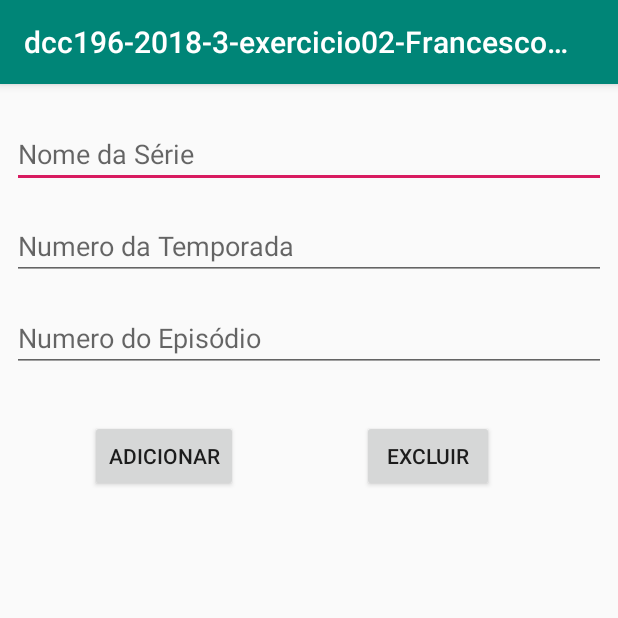
After one commit to ufjf-dcc196/dcc196-2018-3-exercicio02-FrancescoBeghelli, an Android app: the CadastroEpiActivity screen opened directly, with no data from a screen before it, on a phone screen of 412 x 824 dp, the top half of it. The commit adds this screen. Run offline under Robolectric (Android 15) with nearby library versions, the phone set to English and light mode, and no system bars.

Commit message:
Projeto Classes, Contract e Helper criados

```diff
--- a/app/src/main/AndroidManifest.xml
+++ b/app/src/main/AndroidManifest.xml
@@ -16,6 +16,7 @@
                 <category android:name="android.intent.category.LAUNCHER" />
             </intent-filter>
         </activity>
+        <activity android:name=".CadastroEpiActivity"></activity>
     </application>
 
 </manifest>
--- /dev/null
+++ b/app/src/main/java/dcc196/ufjf/dcc196_2018_3_exercicio02_francescobeghelli/CadastroEpiActivity.java
@@ -0,0 +1,60 @@
+package dcc196.ufjf.dcc196_2018_3_exercicio02_francescobeghelli;
+
+import android.content.ContentValues;
+import android.database.sqlite.SQLiteDatabase;
+import android.support.v7.app.AppCompatActivity;
+import android.os.Bundle;
+import android.view.View;
+import android.widget.Button;
+import android.widget.EditText;
+import android.widget.Toast;
+
+public class CadastroEpiActivity extends AppCompatActivity {
+
+    private Button btnCancelar;
+    private Button btnSalvar;
+    private EpisodioDbHelper dbHelper;
+
+    @Override
+    protected void onCreate(Bundle savedInstanceState) {
+        super.onCreate(savedInstanceState);
+        setContentView(R.layout.activity_cadastro_epi);
+
+        btnCancelar = (Button)findViewById(R.id.btnExcluir);
+
+        btnCancelar.setOnClickListener(new View.OnClickListener() {
+            @Override
+            public void onClick(View v) {
+                finish();
+            }
+        });
+
+        btnSalvar = (Button)findViewById(R.id.btnAdicionar);
+
+        btnSalvar.setOnClickListener(new View.OnClickListener() {
+            @Override
+            public void onClick(View v) {
+                String nomeSerie = ((EditText)findViewById(R.id.editNomeSerie)).getText().toString();
+                String numEpisodio = ((EditText)findViewById(R.id.editNumeroEpis)).getText().toString();
+                String numTemporada = ((EditText)findViewById(R.id.editNumeroTemp)).getText().toString();
+
+                if(nomeSerie == "" || numEpisodio == "" || numTemporada == "")
+                {
+                    Toast.makeText(CadastroEpiActivity.this,"Você precisa preencher todos os campos",Toast.LENGTH_LONG).show();
+                    return;
+                }
+
+
+                SQLiteDatabase db = dbHelper.getWritableDatabase();
+                ContentValues values = new ContentValues();
+
+                values.put(EpisodioContract.Episodio.COLUMN_NAME_NOME, nomeSerie);
+                values.put(EpisodioContract.Episodio.COLUMN_NAME_NUM_EP, Integer.parseInt(numEpisodio));
+                values.put(EpisodioContract.Episodio.COLUMN_NAME_NUM_TEMP, Integer.parseInt(numTemporada));
+
+                finish();
+            }
+        });
+
+    }
+}
--- /dev/null
+++ b/app/src/main/res/layout/activity_cadastro_epi.xml
@@ -0,0 +1,82 @@
+<?xml version="1.0" encoding="utf-8"?>
+<android.support.constraint.ConstraintLayout xmlns:android="http://schemas.android.com/apk/res/android"
+    xmlns:app="http://schemas.android.com/apk/res-auto"
+    xmlns:tools="http://schemas.android.com/tools"
+    android:layout_width="match_parent"
+    android:layout_height="match_parent"
+    tools:context=".CadastroEpiActivity">
+
+    <EditText
+        android:id="@+id/editNomeSerie"
+        android:layout_width="0dp"
+        android:layout_height="wrap_content"
+        android:layout_marginStart="8dp"
+        android:layout_marginLeft="8dp"
+        android:layout_marginTop="24dp"
+        android:layout_marginEnd="8dp"
+        android:layout_marginRight="8dp"
+        android:ems="10"
+        android:hint="Nome da Série"
+        android:inputType="textPersonName"
+        app:layout_constraintEnd_toEndOf="parent"
+        app:layout_constraintStart_toStartOf="parent"
+        app:layout_constraintTop_toTopOf="parent" />
+
+    <EditText
+        android:id="@+id/editNumeroTemp"
+        android:layout_width="0dp"
+        android:layout_height="wrap_content"
+        android:layout_marginStart="8dp"
+        android:layout_marginLeft="8dp"
+        android:layout_marginTop="16dp"
+        android:layout_marginEnd="8dp"
+        android:layout_marginRight="8dp"
+        android:ems="10"
+        android:hint="Numero da Temporada"
+        android:inputType="number"
+        app:layout_constraintEnd_toEndOf="parent"
+        app:layout_constraintStart_toStartOf="parent"
+        app:layout_constraintTop_toBottomOf="@+id/editNomeSerie" />
+
+    <EditText
+        android:id="@+id/editNumeroEpis"
+        android:layout_width="0dp"
+        android:layout_height="wrap_content"
+        android:layout_marginStart="8dp"
+        android:layout_marginLeft="8dp"
+        android:layout_marginTop="16dp"
+        android:layout_marginEnd="8dp"
+        android:layout_marginRight="8dp"
+        android:ems="10"
+        android:hint="Numero do Episódio"
+        android:inputType="number"
+        app:layout_constraintEnd_toEndOf="parent"
+        app:layout_constraintStart_toStartOf="parent"
+        app:layout_constraintTop_toBottomOf="@+id/editNumeroTemp" />
+
+    <Button
+        android:id="@+id/btnAdicionar"
+        android:layout_width="wrap_content"
+        android:layout_height="wrap_content"
+        android:layout_marginStart="60dp"
+        android:layout_marginLeft="60dp"
+        android:layout_marginTop="32dp"
+        android:text="Adicionar"
+        app:layout_constraintStart_toStartOf="parent"
+        app:layout_constraintTop_toBottomOf="@+id/editNumeroEpis" />
+
+    <Button
+        android:id="@+id/btnExcluir"
+        android:layout_width="wrap_content"
+        android:layout_height="wrap_content"
+        android:layout_marginStart="8dp"
+        android:layout_marginLeft="8dp"
+        android:layout_marginTop="32dp"
+        android:layout_marginEnd="8dp"
+        android:layout_marginRight="8dp"
+        android:text="Excluir"
+        app:layout_constraintEnd_toEndOf="parent"
+        app:layout_constraintStart_toEndOf="@+id/btnAdicionar"
+        app:layout_constraintTop_toBottomOf="@+id/editNumeroEpis" />
+
+</android.support.constraint.ConstraintLayout>
```
Also changed, not shown: app/src/main/java/dcc196/ufjf/dcc196_2018_3_exercicio02_francescobeghelli/EpisodioContract.java (added, +21 -0 lines), app/src/main/java/dcc196/ufjf/dcc196_2018_3_exercicio02_francescobeghelli/EpisodioDbHelper.java (added, +32 -0 lines), app/src/main/java/dcc196/ufjf/dcc196_2018_3_exercicio02_francescobeghelli/MainActivity.java (+15 -0 lines), app/src/main/res/layout/activity_main.xml (+30 -5 lines).
